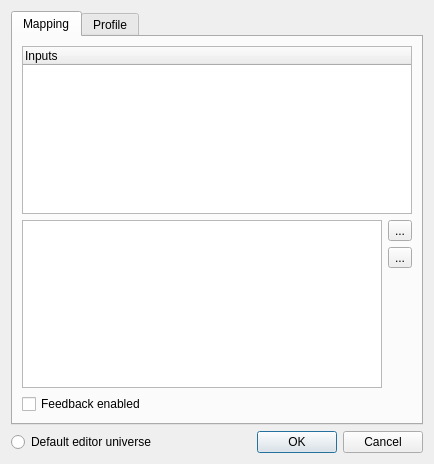
Before: the Qt Designer form trunk/ui/src/inputpatcheditor.ui in Bondzio/qlc, drawn with Qt 5.
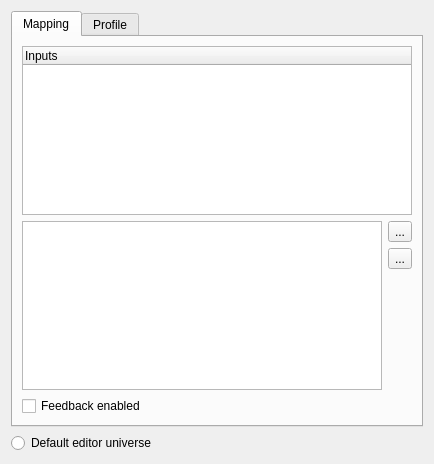
After: the same form once the commit is applied. Icons and pictures are not drawn.

Commit message: Put InputManager & InputPatchEditor into a QSplitter

What changed in the file:
```diff
--- a/trunk/ui/src/inputpatcheditor.ui
+++ b/trunk/ui/src/inputpatcheditor.ui
@@ -1,7 +1,7 @@
 <?xml version="1.0" encoding="UTF-8"?>
 <ui version="4.0">
  <class>InputPatchEditor</class>
- <widget class="QDialog" name="InputPatchEditor">
+ <widget class="QWidget" name="InputPatchEditor">
   <property name="geometry">
    <rect>
     <x>0</x>
@@ -211,16 +211,6 @@
      </widget>
     </widget>
    </item>
-   <item row="1" column="1">
-    <widget class="QDialogButtonBox" name="m_buttonBox">
-     <property name="orientation">
-      <enum>Qt::Horizontal</enum>
-     </property>
-     <property name="standardButtons">
-      <set>QDialogButtonBox::Cancel|QDialogButtonBox::Ok</set>
-     </property>
-    </widget>
-   </item>
    <item row="1" column="0">
     <widget class="QRadioButton" name="m_editorUniverseRadio">
      <property name="toolTip">
```
Left out of the diff: 32 changed lines with no effect on the pictures. The commit also changes 4 other files.
